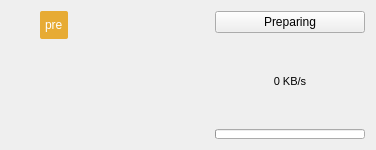
kaniol-lck/modmanager, file src/ui/github/githubreleaseitemwidget.ui: the form before one commit.
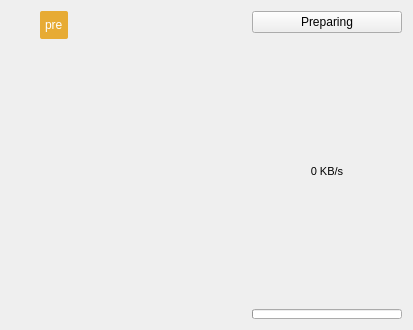
The form after the commit. Icons and pictures are not drawn. Custom widgets are drawn as their Qt base class.

Diff of the .ui file:
```diff
--- a/src/ui/github/githubreleaseitemwidget.ui
+++ b/src/ui/github/githubreleaseitemwidget.ui
@@ -6,8 +6,8 @@
    <rect>
     <x>0</x>
     <y>0</y>
-    <width>376</width>
-    <height>100</height>
+    <width>413</width>
+    <height>330</height>
    </rect>
   </property>
   <property name="sizePolicy">
@@ -235,7 +235,7 @@
    <item row="2" column="0">
     <widget class="QTextBrowser" name="body">
      <property name="sizePolicy">
-      <sizepolicy hsizetype="Expanding" vsizetype="Preferred">
+      <sizepolicy hsizetype="Expanding" vsizetype="Expanding">
        <horstretch>0</horstretch>
        <verstretch>0</verstretch>
       </sizepolicy>
```
